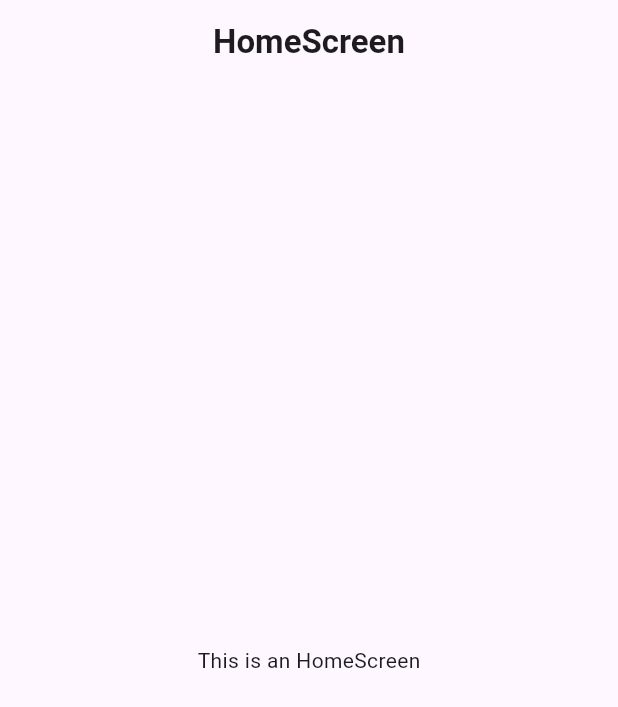
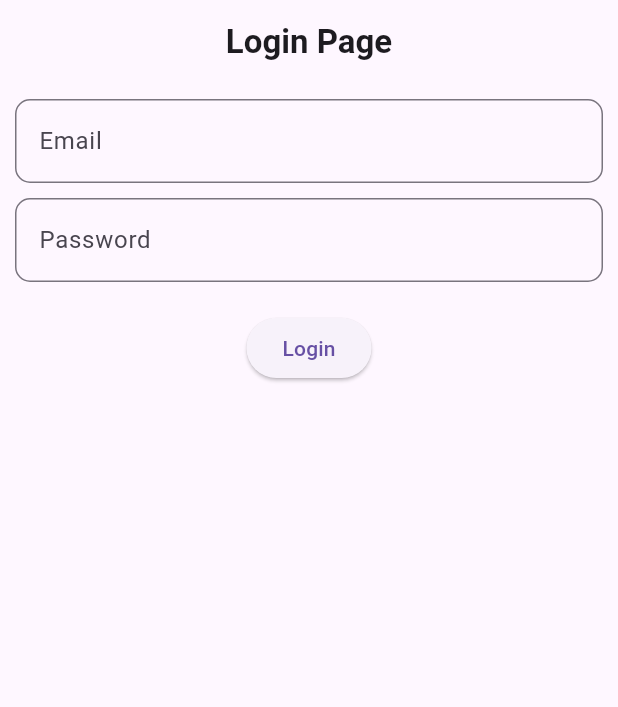
Before and after one commit to Amaanvikar/GetxFlow, a Flutter app: the screen it shows after launch, on a phone screen of 412 x 824 dp. Shown: the top 707 px of the screen. Run offline on Flutter 3.47's test engine with Material 3 defaults, Android fonts, the phone set to English and light mode, and no system bars; our stand-ins replace get.

Commit message:
Add: auth using get dependency

```diff
--- /dev/null
+++ b/lib/controller/login_controller.dart
@@ -0,0 +1,84 @@
+import 'dart:convert';
+
+import 'package:get/get.dart';
+import 'package:http/http.dart' as http;
+
+class LoginController extends GetxController {
+  // Reactive variables
+  var email = ''.obs;
+  var password = ''.obs;
+  var isLoading = false.obs;
+  var errorMessage = ''.obs;
+
+  final String apiUrl = "https://dummyjson.com/auth/login";
+
+  bool isValidEmail() {
+    return email.value.isNotEmpty && email.value.contains('@');
+  }
+
+  bool isValidPassword() {
+    return password.value.length >= 6;
+  }
+
+  Future<void> login() async {
+    isLoading.value = true;
+
+    if (email.value == 'test@example.com' && password.value == 'password123') {
+      isLoading.value = false;
+      Get.offNamed('/home'); // Navigate to the homepage after successful login
+    } else {
+      isLoading.value = false;
+      errorMessage.value = 'Invalid email or password';
+    }
+
+    // Check if the email and password are valid
+    if (!isValidEmail() || !isValidPassword()) {
+      errorMessage.value = 'Invalid email or password';
+      isLoading.value = false;
+      return;
+    }
+
+    try {
+      // Prepare the payload for the API request
+      final Map<String, String> requestBody = {
+        "email": email.value,
+        "password": password.value,
+      };
+
+      // Make the API call using POST request
+      final response = await http.post(
+        Uri.parse(apiUrl),
+        headers: {"Content-Type": "application/json"},
+        body: jsonEncode(requestBody),
+      );
+
+      // Handle the response
+      if (response.statusCode == 200) {
+        // Parse the response body
+        final decodedResponse = jsonDecode(response.body);
+
+        // Check if the login is successful (this depends on your API response)
+        if (decodedResponse['success'] == true) {
+          Get.snackbar(
+            'Success',
+            'Login successful!',
+            snackPosition: SnackPosition.BOTTOM,
+          );
+
+          // Navigate to home screen after successful login
+          Get.offNamed('/home');
+        } else {
+          errorMessage.value = 'Invalid email or password';
+        }
+      } else {
+        errorMessage.value =
+            'Failed to connect to the server. Status: ${response.statusCode}';
+      }
+    } catch (e) {
+      // Handle any error during the API call
+      errorMessage.value = 'An error occurred: $e';
+    } finally {
+      isLoading.value = false; // Stop loading
+    }
+  }
+}
--- a/lib/main.dart
+++ b/lib/main.dart
@@ -1,6 +1,7 @@
 import 'package:flutter/material.dart';
 import 'package:get/get.dart';
 import 'package:getxflow/screens/home.dart';
+import 'package:getxflow/screens/login.dart';
 import 'package:getxflow/screens/splash.dart';
 
 void main() => runApp(const MyApp());
@@ -14,7 +15,8 @@
       debugShowCheckedModeBanner: false,
       home: SplashScreen(),
       getPages: [
-        GetPage(name: '/', page: () => SplashScreen()),
+        GetPage(name: '/splash', page: () => SplashScreen()),
+        GetPage(name: '/login', page: () => LoginPage()),
         GetPage(name: '/home', page: () => HomePage()),
       ],
     );
--- a/lib/screens/login.dart
+++ b/lib/screens/login.dart
@@ -0,0 +1,212 @@
+// import 'dart:convert';
+
+// import 'package:flutter/material.dart';
+// import 'package:get/get.dart';
+// import 'package:getxflow/controller/login_controller.dart';
+// import 'package:http/http.dart' as http;
+
+// class LoginPage extends StatefulWidget {
+//   const LoginPage({super.key});
+
+//   @override
+//   State<LoginPage> createState() => _LoginPageState();
+// }
+
+// class _LoginPageState extends State<LoginPage> {
+//   TextEditingController usernameController = TextEditingController();
+//   TextEditingController emailController = TextEditingController();
+//   TextEditingController passwordController = TextEditingController();
+
+//   String errorMessage = 'incorrect username or email';
+//   bool isLoading = true;
+//   bool isSuccess = true;
+
+//   final String apiUrl = "https://dummyjson.com/auth/login";
+
+//   Future<void> login() async {
+//     setState(() {
+//       isLoading = true;
+//       errorMessage = 'incorrect username or email';
+//       isSuccess = true;
+//     });
+
+//     String username = usernameController.text.trim();
+//     String email = emailController.text.trim();
+//     String password = passwordController.text.trim();
+
+//     try {
+//       Uri finalUri = Uri.parse(apiUrl).replace(
+//         queryParameters: {
+//           "Username": username,
+//           "Email ID": email,
+//           "Password": password,
+//         },
+//       );
+
+//       final response = await http.get(finalUri);
+//       print(response.toString());
+//       setState(() {
+//         isLoading = false;
+//       });
+
+//       if (response.statusCode == 200) {
+//         final decodedresponse = jsonDecode(response.body);
+//         print(decodedresponse);
+
+//         Get.snackbar(
+//           'Success', // Title of the snackbar
+//           'Login successful!', // Message
+//           snackPosition: SnackPosition.BOTTOM,
+//         );
+
+//         /// Navigate to homepage on successfull login
+//         Get.offNamed('/home');
+//       } else {
+//         setState(() {
+//           errorMessage =
+//               'Failed to connect to the server. Status: ${response.statusCode}';
+//         });
+//       }
+//     } catch (e) {
+//       setState(() {
+//         isLoading = false;
+//         errorMessage = 'An error occurred: $e';
+//       });
+//     }
+//   }
+
+//   @override
+//   Widget build(BuildContext context) {
+//     final LoginController controller = Get.put(LoginController());
+
+//     return Scaffold(
+//       appBar: AppBar(
+//         centerTitle: true,
+//         title: Text(
+//           'Login Page',
+//           style: TextStyle(fontWeight: FontWeight.bold),
+//         ),
+//       ),
+//       body: Padding(
+//         padding: EdgeInsets.all(10),
+//         child: Column(
+//           children: [
+//             TextField(
+//               controller: usernameController,
+//               decoration: InputDecoration(
+//                   labelText: 'Username',
+//                   border: OutlineInputBorder(
+//                       borderRadius: BorderRadius.circular(10))),
+//             ),
+//             const SizedBox(height: 10),
+//             TextField(
+//               controller: emailController,
+//               decoration: InputDecoration(
+//                   labelText: 'Email Id',
+//                   border: OutlineInputBorder(
+//                       borderRadius: BorderRadius.circular(10))),
+//             ),
+//             const SizedBox(height: 10),
+//             TextField(
+//               controller: passwordController,
+//               decoration: InputDecoration(
+//                   labelText: 'Password',
+//                   border: OutlineInputBorder(
+//                       borderRadius: BorderRadius.circular(10))),
+//             ),
+//             SizedBox(height: 20),
+//             ElevatedButton(onPressed: login, child: Text('Login')),
+//           ],
+//         ),
+//       ),
+//     );
+//   }
+// }
+
+import 'package:flutter/material.dart';
+import 'package:get/get.dart';
+import 'package:getxflow/controller/login_controller.dart';
+
+class LoginPage extends StatefulWidget {
+  @override
+  State<LoginPage> createState() => _LoginPageState();
+}
+
+class _LoginPageState extends State<LoginPage> {
+  final LoginController controller = Get.put(LoginController());
+  // Instantiate the controller
+  @override
+  Widget build(BuildContext context) {
+    return Scaffold(
+      appBar: AppBar(
+        centerTitle: true,
+        title: Text(
+          'Login Page',
+          style: TextStyle(fontWeight: FontWeight.bold),
+        ),
+      ),
+      body: Padding(
+        padding: EdgeInsets.all(10),
+        child: Column(
+          children: [
+            // Email TextField
+            TextField(
+              onChanged: (value) =>
+                  controller.email.value = value, // Bind to email variable
+              decoration: InputDecoration(
+                labelText: 'Email',
+                border: OutlineInputBorder(
+                  borderRadius: BorderRadius.circular(10),
+                ),
+              ),
+            ),
+            const SizedBox(height: 10),
+
+            // Password TextField
+            TextField(
+              obscureText: true,
+              onChanged: (value) => controller.password.value =
+                  value, // Bind to password variable
+              decoration: InputDecoration(
+                labelText: 'Password',
+                border: OutlineInputBorder(
+                  borderRadius: BorderRadius.circular(10),
+                ),
+              ),
+            ),
+            const SizedBox(height: 20),
+
+            // Show error message if exists
+            Obx(() {
+              return controller.errorMessage.isNotEmpty
+                  ? Text(
+                      controller.errorMessage.value,
+                      style: TextStyle(color: Colors.red),
+                    )
+                  : Container();
+            }),
+
+            // Show loading indicator when isLoading is true
+            Obx(() {
+              return controller.isLoading.value
+                  ? CircularProgressIndicator() // Show loading indicator while loading
+                  : ElevatedButton(
+                      onPressed: () {
+                        if (controller.isValidEmail() &&
+                            controller.isValidPassword()) {
+                          controller
+                              .login(); // Call the login method when button is pressed
+                        } else {
+                          controller.errorMessage.value =
+                              'Please enter valid credentials';
+                        }
+                      },
+                      child: Text('Login'),
+                    );
+            }),
+          ],
+        ),
+      ),
+    );
+  }
+}
--- a/lib/screens/splash.dart
+++ b/lib/screens/splash.dart
@@ -7,7 +7,7 @@ class SplashScreen extends StatelessWidget {
   @override
   Widget build(BuildContext context) {
     Future.delayed(Duration(seconds: 1), () {
-      Get.offNamed('/home');
+      Get.offNamed('/login');
     });
     return Scaffold(
       backgroundColor: Colors.white,
--- a/pubspec.yaml
+++ b/pubspec.yaml
@@ -35,6 +35,8 @@ dependencies:
   # Use with the CupertinoIcons class for iOS style icons.
   cupertino_icons: ^1.0.8
   get: ^4.7.2
+  http: ^1.3.0
+  shared_preferences: ^2.5.2
 
 dev_dependencies:
   flutter_test:
```
Also changed, not shown: pubspec.lock, 1 other file.
